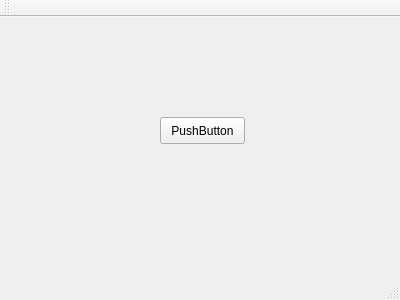
tschin/diplom, file mainwindow.ui: the form before one commit.
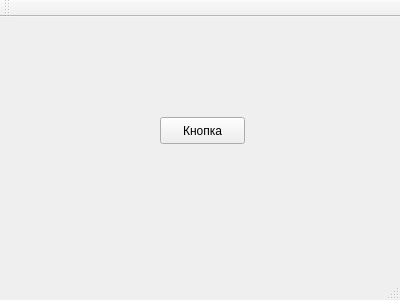
The form after the commit.

Commit message: name button

```diff
--- a/mainwindow.ui
+++ b/mainwindow.ui
@@ -24,7 +24,7 @@
      </rect>
     </property>
     <property name="text">
-     <string>PushButton</string>
+     <string>Кнопка</string>
     </property>
    </widget>
   </widget>
```
Left out of the diff: 2 changed lines with no effect on the pictures.
